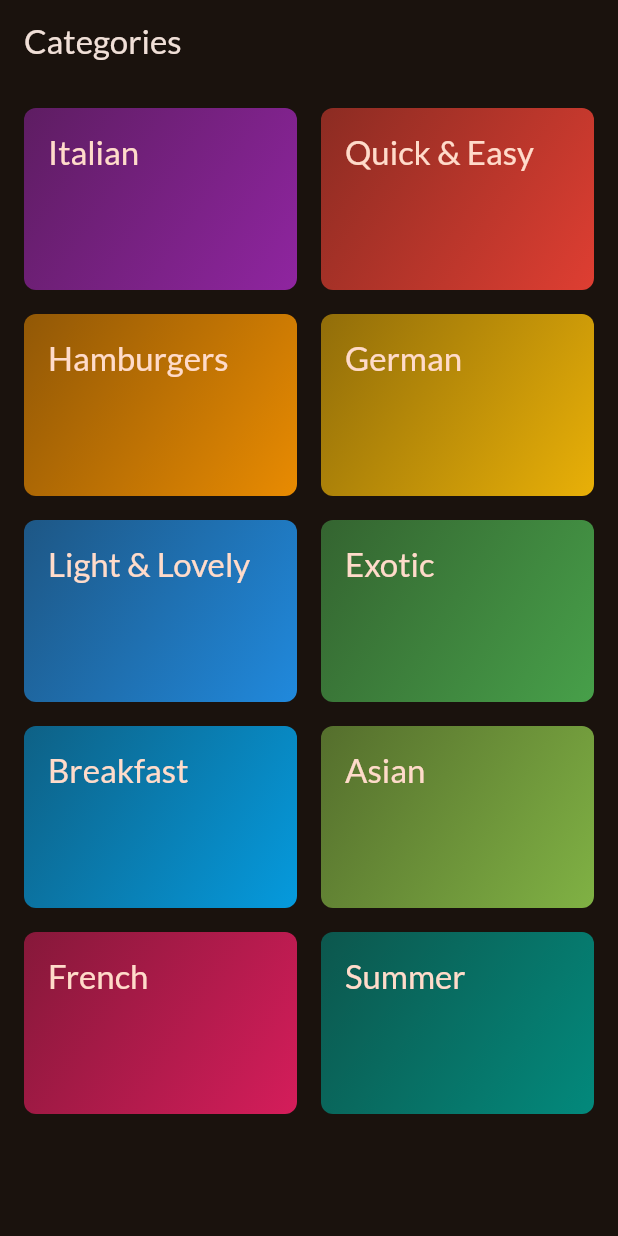
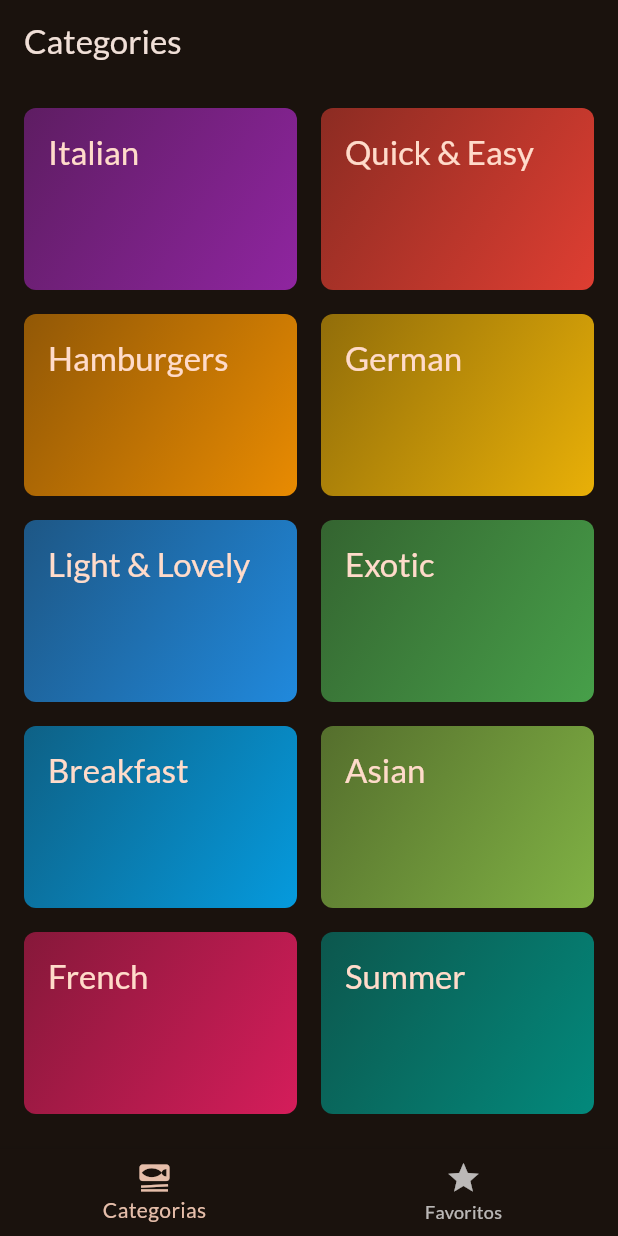
Before and after one commit to Gabrielst27/meals-app, a Flutter app: the screen it shows after launch, on a phone screen of 412 x 824 dp. Run offline on Flutter 3.47's test engine with Material 3 defaults, Android fonts, the phone set to English and light mode, and no system bars; our stand-ins replace google_fonts, transparent_image.

```diff
--- a/lib/main.dart
+++ b/lib/main.dart
@@ -1,8 +1,6 @@
 import 'package:flutter/material.dart';
 import 'package:google_fonts/google_fonts.dart';
-import 'package:meals/data/meals_mockups.dart';
-import 'package:meals/screens/categories_screen.dart';
-import 'package:meals/screens/meals_screen.dart';
+import 'package:meals/screens/tabs_screen.dart';
 
 final theme = ThemeData(
   colorScheme: ColorScheme.fromSeed(
@@ -19,15 +17,11 @@ void main() {
 class App extends StatelessWidget {
   const App({super.key});
 
-  final String currentScreen = 'categories';
-
   @override
   Widget build(BuildContext context) {
     return MaterialApp(
       theme: theme,
-      home: currentScreen == 'categories'
-          ? CategoriesScreen()
-          : MealsScreen(title: 'test', meals: dummyMeals),
+      home: const TabsScreen(),
     );
   }
 }
--- a/lib/screens/categories_screen.dart
+++ b/lib/screens/categories_screen.dart
@@ -24,11 +24,7 @@ class CategoriesScreen extends StatelessWidget {
 
   @override
   Widget build(BuildContext context) {
-    return Scaffold(
-      appBar: AppBar(
-        title: Text('Categories'),
-      ),
-      body: GridView(
+    return GridView(
       padding: EdgeInsets.all(16),
       gridDelegate: const SliverGridDelegateWithFixedCrossAxisCount(
         crossAxisCount: 2,
@@ -45,7 +41,6 @@ class CategoriesScreen extends StatelessWidget {
             },
           ),
       ],
-      ),
     );
   }
 }
--- /dev/null
+++ b/lib/screens/tabs_screen.dart
@@ -0,0 +1,50 @@
+import 'package:flutter/material.dart';
+import 'package:meals/screens/categories_screen.dart';
+import 'package:meals/screens/meals_screen.dart';
+
+class TabsScreen extends StatefulWidget {
+  const TabsScreen({super.key});
+
+  @override
+  State<TabsScreen> createState() => _TabsScreenState();
+}
+
+class _TabsScreenState extends State<TabsScreen> {
+  int _selectedPageIndex = 0;
+
+  void _selectPage(int index) {
+    setState(() {
+      _selectedPageIndex = index;
+    });
+  }
+
+  @override
+  Widget build(BuildContext context) {
+    Widget activePage = const CategoriesScreen();
+    String activePageTitle = 'Categories';
+    if (_selectedPageIndex == 1) {
+      activePage = const MealsScreen(meals: []);
+      activePageTitle = 'Favorites';
+    }
+    return Scaffold(
+      appBar: AppBar(
+        title: Text(activePageTitle),
+      ),
+      body: activePage,
+      bottomNavigationBar: BottomNavigationBar(
+        onTap: _selectPage,
+        currentIndex: _selectedPageIndex,
+        items: [
+          BottomNavigationBarItem(
+            icon: Icon(Icons.set_meal),
+            label: 'Categorias',
+          ),
+          BottomNavigationBarItem(
+            icon: Icon(Icons.star),
+            label: 'Favoritos',
+          ),
+        ],
+      ),
+    );
+  }
+}
```
Also changed, not shown: lib/screens/meal_details_screen.dart (+15 -6 lines), lib/screens/meals_screen.dart (+6 -3 lines). Lines whose indentation alone changed are shown as unchanged.
